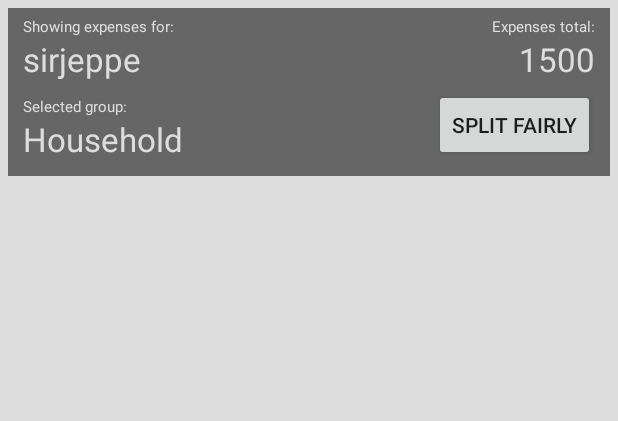
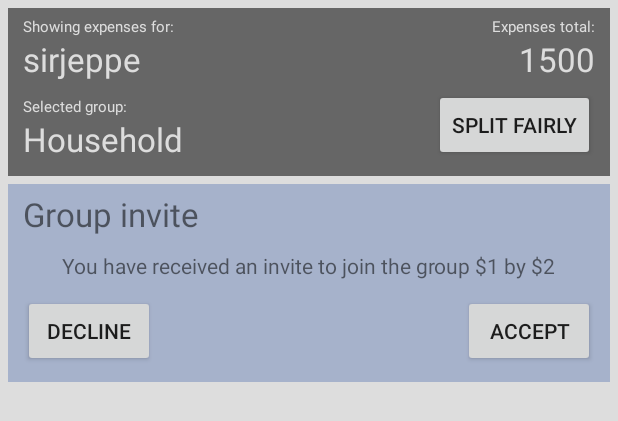
Before and after one commit to sirjeppe/FairSplit, an Android app: the layout content_expenses.xml on its own in the app's theme, with its tools: preview values and no code run, on a phone screen of 412 x 824 dp. Shown: the top 421 px of the screen. Run offline under Robolectric (Android 15) with nearby library versions, the phone set to English and light mode, and no system bars; network calls fail.

Commit message:
Add invite wrapper

```diff
--- a/app/src/main/java/se/yawnmedia/fairsplit/MainActivity.java
+++ b/app/src/main/java/se/yawnmedia/fairsplit/MainActivity.java
@@ -3,6 +3,7 @@ package se.yawnmedia.fairsplit;
 import android.content.Context;
 import android.os.Bundle;
 import android.support.design.widget.FloatingActionButton;
+import android.support.design.widget.Snackbar;
 import android.support.v4.view.PagerAdapter;
 import android.support.v4.view.ViewPager;
 import android.support.v7.app.AppCompatActivity;
@@ -330,6 +331,27 @@ public class MainActivity extends AppCompatActivity {
                     pi.showIncomePopup();
                     }
                 });
+
+                RelativeLayout settingLogout = findViewById(R.id.setting_logout);
+                settingLogout.setOnClickListener(new View.OnClickListener() {
+                    @Override
+                    public void onClick(View view) {
+                        try {
+                            RESTHelper.GET(
+                                String.format(
+                                    "%s/%d/logout",
+                                    RESTHelper.userEndpoint,
+                                    app.getCurrentUser().userID
+                                ),
+                                app.getAPIKey(),
+                                MainActivity.this
+                            );
+                        }
+                        catch (Exception ex) {
+
+                        }
+                    }
+                });
             }
             // End settings part
 
--- a/app/src/main/res/layout/content_expenses.xml
+++ b/app/src/main/res/layout/content_expenses.xml
@@ -91,7 +91,60 @@
             android:layout_alignBottom="@+id/selected_group"
             android:layout_alignParentEnd="true"
             android:text="@string/split_fairly_button"/>
+
     </RelativeLayout>
+
+    <android.support.constraint.ConstraintLayout
+        android:id="@+id/invite_wrapper"
+        android:layout_width="0dp"
+        android:layout_height="wrap_content"
+        android:layout_marginTop="5dp"
+        android:background="@color/invite_wrapper_background"
+        android:paddingBottom="10dp"
+        android:paddingEnd="10dp"
+        android:paddingStart="10dp"
+        android:paddingTop="5dp"
+        app:layout_constraintEnd_toEndOf="parent"
+        app:layout_constraintStart_toEndOf="@+id/sum_wrapper"
+        app:layout_constraintStart_toStartOf="parent"
+        app:layout_constraintTop_toBottomOf="@id/sum_wrapper">
+
+        <TextView
+            android:id="@+id/group_invite_header"
+            android:layout_width="wrap_content"
+            android:layout_height="wrap_content"
+            android:text="@string/group_invite_header"
+            android:textSize="22dp"
+            app:layout_constraintStart_toStartOf="parent"
+            app:layout_constraintTop_toTopOf="parent" />
+
+        <TextView
+            android:id="@+id/invite_text"
+            android:layout_width="wrap_content"
+            android:layout_height="wrap_content"
+            android:paddingBottom="10dp"
+            android:paddingTop="10dp"
+            android:text="@string/invite_main_text"
+            app:layout_constraintEnd_toEndOf="parent"
+            app:layout_constraintStart_toStartOf="parent"
+            app:layout_constraintTop_toBottomOf="@+id/group_invite_header" />
+
+        <Button
+            android:id="@+id/decline_invite_button"
+            android:layout_width="wrap_content"
+            android:layout_height="wrap_content"
+            android:text="@string/decline_invite"
+            app:layout_constraintStart_toStartOf="parent"
+            app:layout_constraintTop_toBottomOf="@+id/invite_text" />
+
+        <Button
+            android:id="@+id/accept_invite_button"
+            android:layout_width="wrap_content"
+            android:layout_height="wrap_content"
+            android:text="@string/accept_invite"
+            app:layout_constraintEnd_toEndOf="parent"
+            app:layout_constraintTop_toBottomOf="@+id/invite_text" />
+    </android.support.constraint.ConstraintLayout>
 
     <ListView
         android:id="@+id/expenses_list_view"
@@ -105,6 +158,6 @@
         app:layout_constraintBottom_toBottomOf="parent"
         app:layout_constraintEnd_toEndOf="parent"
         app:layout_constraintStart_toStartOf="parent"
-        app:layout_constraintTop_toBottomOf="@+id/sum_wrapper"/>
+        app:layout_constraintTop_toBottomOf="@+id/invite_wrapper"/>
 
 </android.support.constraint.ConstraintLayout>
--- a/app/src/main/res/values/colors.xml
+++ b/app/src/main/res/values/colors.xml
@@ -13,4 +13,5 @@
     <color name="page_background">#ddd</color>
     <color name="item_background">#fff</color>
     <color name="item_background_pressed">#a6b2cb</color>
+    <color name="invite_wrapper_background">#a6b2cb</color>
 </resources>
--- a/app/src/main/res/values/strings.xml
+++ b/app/src/main/res/values/strings.xml
@@ -31,6 +31,12 @@
     <string name="users_header">To change which user\'s expenses you are viewing,\nselect a user from the list below.\nTo invite a user to your group, press the (+) icon.</string>
     <string name="settings">Settings</string>
 
+    <!-- Invite texts -->
+    <string name="group_invite_header">Group invite</string>
+    <string name="invite_main_text">You have received an invite to join the group $1 by $2</string>
+    <string name="accept_invite">Accept</string>
+    <string name="decline_invite">Decline</string>
+
     <!-- Expense popup -->
     <string name="expense_title">Title</string>
     <string name="expense_amount">Amount</string>
```
